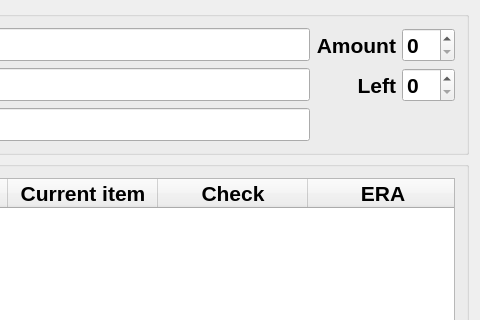
Anaga/PackControlApplication, file mainwindow.ui: the form before one commit; both pictures show x 318 to 798 and y 0 to 320 of the 798 by 667 pixel window.
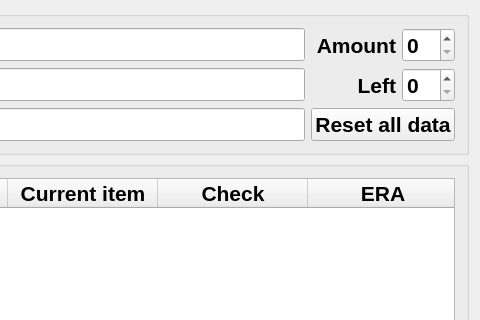
The form after the commit.

Commit message: Add "reset data" button, add ERA number input contol

```diff
--- a/mainwindow.ui
+++ b/mainwindow.ui
@@ -10,6 +10,12 @@
     <height>667</height>
    </rect>
   </property>
+  <property name="sizePolicy">
+   <sizepolicy hsizetype="Expanding" vsizetype="Preferred">
+    <horstretch>0</horstretch>
+    <verstretch>0</verstretch>
+   </sizepolicy>
+  </property>
   <property name="windowTitle">
    <string>PackControlApplication (30-04-2014) V1.0</string>
   </property>
@@ -176,6 +182,20 @@
          </property>
         </widget>
        </item>
+       <item row="3" column="3" colspan="3">
+        <widget class="QPushButton" name="pushButton_Reset">
+         <property name="font">
+          <font>
+           <pointsize>16</pointsize>
+           <weight>75</weight>
+           <bold>true</bold>
+          </font>
+         </property>
+         <property name="text">
+          <string>Reset all data</string>
+         </property>
+        </widget>
+       </item>
       </layout>
      </widget>
     </item>
```
Left out of the diff: 2 changed lines with no effect on the pictures. The commit also changes 5 other files.
